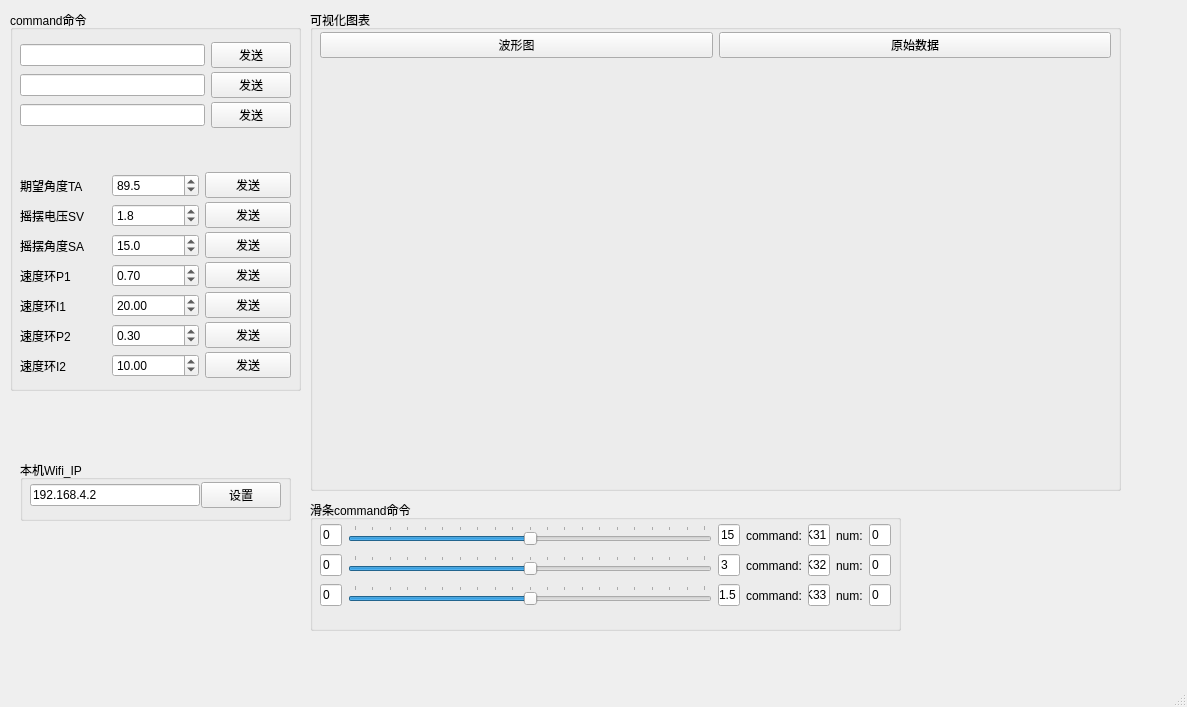
The window that python_gui/gui/main_ui.ui (liyunyi1936/foc) describes before a commit, drawn with Qt 5.
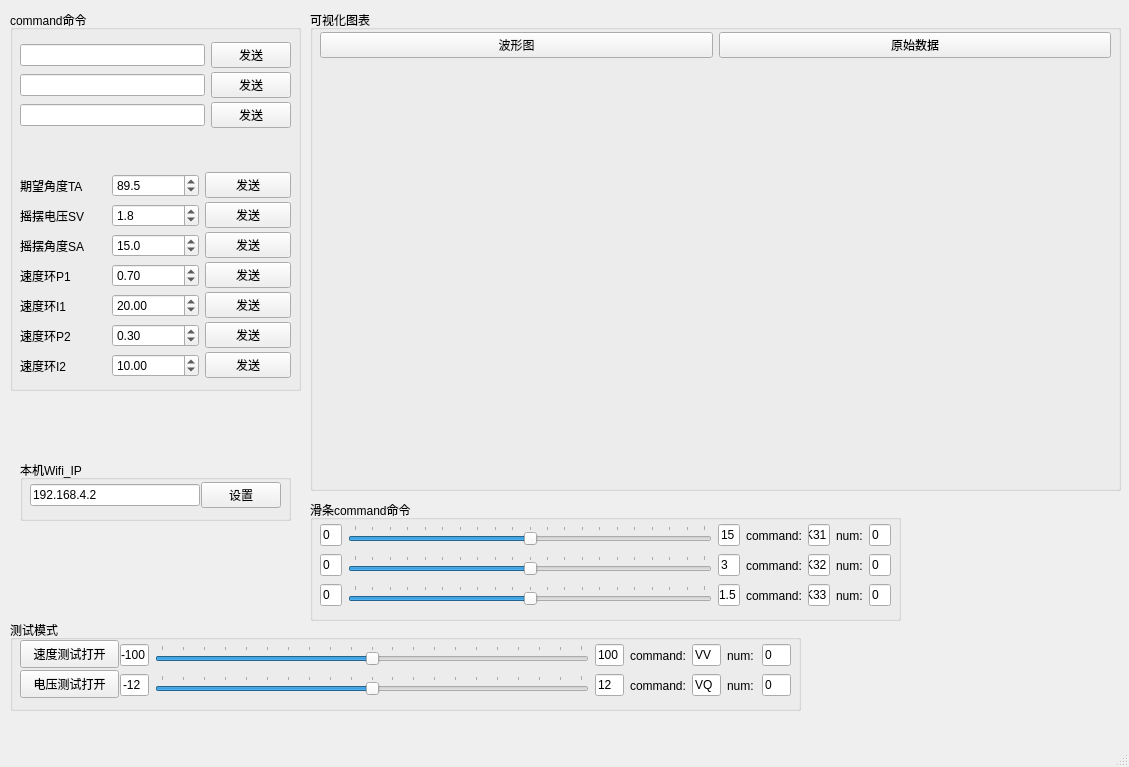
The same window after the commit.

Commit message: 添加了电机调试模式，可以测试电机能否正常运行。

Patch:
```diff
--- a/python_gui/gui/main_ui.ui
+++ b/python_gui/gui/main_ui.ui
@@ -6,8 +6,8 @@
    <rect>
     <x>0</x>
     <y>0</y>
-    <width>1187</width>
-    <height>707</height>
+    <width>1129</width>
+    <height>767</height>
    </rect>
   </property>
   <property name="windowTitle">
@@ -138,7 +138,7 @@
        <height>31</height>
       </rect>
      </property>
-     <layout class="QHBoxLayout" name="horizontalLayout_3">
+     <layout class="QHBoxLayout" name="horizontalLayout_1">
       <item>
        <widget class="QLineEdit" name="wifi_command_lineEdit_1"/>
       </item>
@@ -160,7 +160,7 @@
        <height>31</height>
       </rect>
      </property>
-     <layout class="QHBoxLayout" name="horizontalLayout_4">
+     <layout class="QHBoxLayout" name="horizontalLayout_2">
       <item>
        <widget class="QLineEdit" name="wifi_command_lineEdit_2"/>
       </item>
@@ -182,7 +182,7 @@
        <height>31</height>
       </rect>
      </property>
-     <layout class="QHBoxLayout" name="horizontalLayout_7">
+     <layout class="QHBoxLayout" name="horizontalLayout_3">
       <item>
        <widget class="QLineEdit" name="wifi_command_lineEdit_3"/>
       </item>
@@ -463,7 +463,7 @@
       <x>310</x>
       <y>500</y>
       <width>591</width>
-      <height>131</height>
+      <height>121</height>
      </rect>
     </property>
     <property name="title">
@@ -478,7 +478,7 @@
        <height>31</height>
       </rect>
      </property>
-     <layout class="QHBoxLayout" name="horizontalLayout_2" stretch="1,18,1,1,1,1,1">
+     <layout class="QHBoxLayout" name="horizontalLayout_4" stretch="1,18,1,1,1,1,1">
       <item>
        <widget class="QLineEdit" name="left_lineEdit_1">
         <property name="text">
@@ -689,6 +689,191 @@
      </layout>
     </widget>
    </widget>
+   <widget class="QGroupBox" name="groupBox_5">
+    <property name="geometry">
+     <rect>
+      <x>10</x>
+      <y>620</y>
+      <width>791</width>
+      <height>91</height>
+     </rect>
+    </property>
+    <property name="title">
+     <string>测试模式</string>
+    </property>
+    <widget class="QWidget" name="horizontalLayoutWidget_11">
+     <property name="geometry">
+      <rect>
+       <x>110</x>
+       <y>50</y>
+       <width>671</width>
+       <height>31</height>
+      </rect>
+     </property>
+     <layout class="QHBoxLayout" name="horizontalLayout_8" stretch="1,15,1,1,1,1,1">
+      <item>
+       <widget class="QLineEdit" name="left_lineEdit_5">
+        <property name="text">
+         <string>-12</string>
+        </property>
+       </widget>
+      </item>
+      <item>
+       <widget class="QSlider" name="horizontalSlider_5">
+        <property name="minimum">
+         <number>-100</number>
+        </property>
+        <property name="maximum">
+         <number>100</number>
+        </property>
+        <property name="orientation">
+         <enum>Qt::Horizontal</enum>
+        </property>
+        <property name="tickPosition">
+         <enum>QSlider::TicksAbove</enum>
+        </property>
+        <property name="tickInterval">
+         <number>10</number>
+        </property>
+       </widget>
+      </item>
+      <item>
+       <widget class="QLineEdit" name="right_lineEdit_5">
+        <property name="text">
+         <string>12</string>
+        </property>
+       </widget>
+      </item>
+      <item>
+       <widget class="QLabel" name="label_3">
+        <property name="text">
+         <string>command:</string>
+        </property>
+       </widget>
+      </item>
+      <item>
+       <widget class="QLineEdit" name="command_lineEdit_5">
+        <property name="text">
+         <string>VQ</string>
+        </property>
+       </widget>
+      </item>
+      <item>
+       <widget class="QLabel" name="label_10">
+        <property name="text">
+         <string>num:</string>
+        </property>
+       </widget>
+      </item>
+      <item>
+       <widget class="QLineEdit" name="num_lineEdit_5">
+        <property name="text">
+         <string>0</string>
+        </property>
+       </widget>
+      </item>
+     </layout>
+    </widget>
+    <widget class="QPushButton" name="test_pushButton_velocity">
+     <property name="geometry">
+      <rect>
+       <x>10</x>
+       <y>20</y>
+       <width>99</width>
+       <height>28</height>
+      </rect>
+     </property>
+     <property name="text">
+      <string>速度测试打开</string>
+     </property>
+    </widget>
+    <widget class="QPushButton" name="test_pushButton_voltage">
+     <property name="geometry">
+      <rect>
+       <x>10</x>
+       <y>50</y>
+       <width>99</width>
+       <height>28</height>
+      </rect>
+     </property>
+     <property name="text">
+      <string>电压测试打开</string>
+     </property>
+    </widget>
+    <widget class="QWidget" name="horizontalLayoutWidget_10">
+     <property name="geometry">
+      <rect>
+       <x>110</x>
+       <y>20</y>
+       <width>671</width>
+       <height>31</height>
+      </rect>
+     </property>
+     <layout class="QHBoxLayout" name="horizontalLayout_7" stretch="1,15,1,1,1,1,1">
+      <item>
+       <widget class="QLineEdit" name="left_lineEdit_4">
+        <property name="text">
+         <string>-100</string>
+        </property>
+       </widget>
+      </item>
+      <item>
+       <widget class="QSlider" name="horizontalSlider_4">
+        <property name="minimum">
+         <number>-100</number>
+        </property>
+        <property name="maximum">
+         <number>100</number>
+        </property>
+        <property name="orientation">
+         <enum>Qt::Horizontal</enum>
+        </property>
+        <property name="tickPosition">
+         <enum>QSlider::TicksAbove</enum>
+        </property>
+        <property name="tickInterval">
+         <number>10</number>
+        </property>
+       </widget>
+      </item>
+      <item>
+       <widget class="QLineEdit" name="right_lineEdit_4">
+        <property name="text">
+         <string>100</string>
+        </property>
+       </widget>
+      </item>
+      <item>
+       <widget class="QLabel" name="label_2">
+        <property name="text">
+         <string>command:</string>
+        </property>
+       </widget>
+      </item>
+      <item>
+       <widget class="QLineEdit" name="command_lineEdit_4">
+        <property name="text">
+         <string>VV</string>
+        </property>
+       </widget>
+      </item>
+      <item>
+       <widget class="QLabel" name="label_9">
+        <property name="text">
+         <string>num:</string>
+        </property>
+       </widget>
+      </item>
+      <item>
+       <widget class="QLineEdit" name="num_lineEdit_4">
+        <property name="text">
+         <string>0</string>
+        </property>
+       </widget>
+      </item>
+     </layout>
+    </widget>
+   </widget>
   </widget>
   <widget class="QMenuBar" name="menubar">
    <property name="geometry">
```
Left out of the diff: 2 changed lines with no effect on the pictures. The commit also changes 11 other files.
